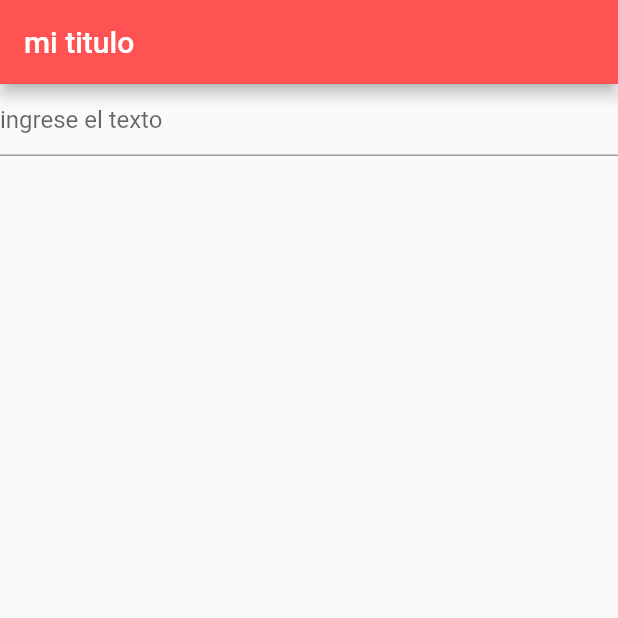
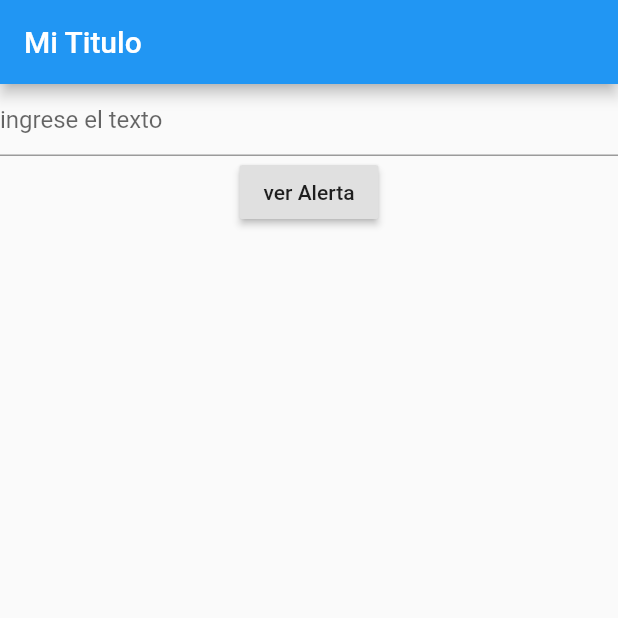
Before and after one commit to AleMancilla/FlutterP, a Flutter app: the screen it shows after launch, on a phone screen of 412 x 824 dp, the top half of it. Run offline on Flutter 3.47's test engine with Material 2 defaults, Android fonts, the phone set to English and light mode, and no system bars.

Commit message:
enviar dato al dialogo

```diff
--- a/lib/main.dart
+++ b/lib/main.dart
@@ -1,26 +1,38 @@
 import 'package:flutter/material.dart';
 
-void main() {
+void main(){
   runApp(new MaterialApp(
-   home: MyTextField(),
+    home: MyDialog(),
   ));
 }
 
-class MyTextField extends StatefulWidget {
+class MyDialog extends StatefulWidget {
+
   @override
-  _MyTextFieldState createState() => new _MyTextFieldState();
+  _MyDialogState createState() => new _MyDialogState();
  }
 
-class _MyTextFieldState extends State<MyTextField> {
 
-  String inputv = "";
 
-  final TextEditingController control = new TextEditingController();
 
-  void onSubmitted(String dato){
+
+class _MyDialogState extends State<MyDialog> {
+
+  String _inputv = "";
+
+  void _showAlert(String dato){
+
+    AlertDialog dialogo = new AlertDialog(
+      title: new Text("este titulo"),
+      content: new Text(dato),
+
+    );
+    showDialog(context: context, child: dialogo);
+  }
+
+  void _onchange(String dato){
     setState(() {
-      inputv=dato;
-      control.text="";
+      _inputv =dato;
     });
   }
 
@@ -28,27 +40,33 @@ class _MyTextFieldState extends State<MyTextField> {
   Widget build(BuildContext context) {
    return new Scaffold(
      appBar: new AppBar(
-       title: new Text("mi titulo"),
-       backgroundColor: Colors.redAccent,
+       title: new Text("Mi Titulo"),
      ),
 
      body: new Container(
-       child: Center(
+       child: new Center(
          child: new Column(
            children: <Widget>[
 
              new TextField(
-              decoration: new InputDecoration(hintText: "ingrese el texto"),
-              onSubmitted: (String value){
-                onSubmitted(value);
-              },
-              controller: control,
+               decoration: new InputDecoration(
+                 hintText: "ingrese el texto",
+               ),
+               onChanged: (String value){_onchange(value); },
              ),
-              new Text(inputv),
+
+
+            new RaisedButton(
+              child: new Text("ver Alerta"),
+              onPressed: (){_showAlert(_inputv );}
+              ),
+
            ],
-         )
+         ),
        ),
      ),
    );
   }
+
+
 }
```
